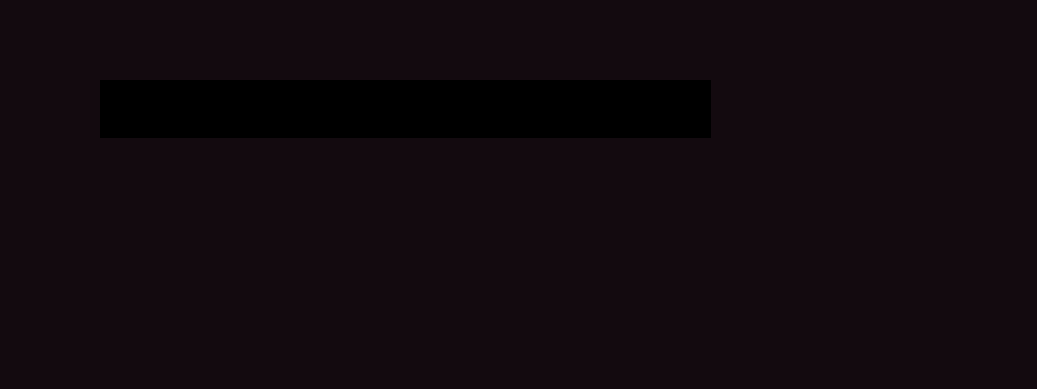
First picture: the form in Dungeoner/Windows/CharacterWindow/characterwindow.ui, repository Denis-Igorevich-Frolov/Dungeoner-on-QT, before the edit.
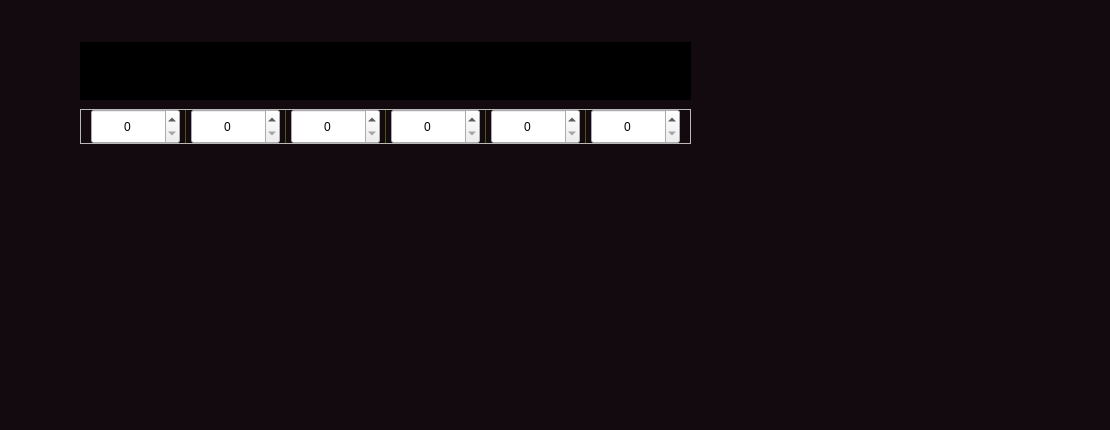
Second picture: the form after the edit. Custom widgets are drawn as their Qt base class.

Patch:
```diff
--- a/Dungeoner/Windows/CharacterWindow/characterwindow.ui
+++ b/Dungeoner/Windows/CharacterWindow/characterwindow.ui
@@ -6,24 +6,50 @@
    <rect>
     <x>0</x>
     <y>0</y>
-    <width>1037</width>
-    <height>389</height>
+    <width>1110</width>
+    <height>430</height>
    </rect>
   </property>
   <property name="windowTitle">
    <string>Form</string>
   </property>
   <property name="styleSheet">
-   <string notr="true">background: #130a0f;</string>
+   <string notr="true">#CharacterWindow{
+	background: #130a0f;
+}</string>
   </property>
+  <widget class="QWidget" name="verticalLayoutWidget">
+   <property name="geometry">
+    <rect>
+     <x>80</x>
+     <y>40</y>
+     <width>613</width>
+     <height>108</height>
+    </rect>
+   </property>
+   <layout class="QVBoxLayout" name="verticalLayout">
+    <property name="spacing">
+     <number>0</number>
+    </property>
+    <item>
   <widget class="QFrame" name="PrimarySkillSignatures">
-   <property name="geometry">
-    <rect>
-     <x>100</x>
-     <y>80</y>
+      <property name="sizePolicy">
+       <sizepolicy hsizetype="Fixed" vsizetype="Fixed">
+        <horstretch>0</horstretch>
+        <verstretch>0</verstretch>
+       </sizepolicy>
+      </property>
+      <property name="minimumSize">
+       <size>
      <width>611</width>
      <height>58</height>
-    </rect>
+       </size>
+      </property>
+      <property name="maximumSize">
+       <size>
+        <width>611</width>
+        <height>58</height>
+       </size>
    </property>
    <property name="frameShape">
     <enum>QFrame::StyledPanel</enum>
@@ -232,9 +258,572 @@
      <string notr="true">background: black;</string>
     </property>
     <property name="Text" stdset="0">
-     <string>NON</string>
-    </property>
-   </widget>
+        <string>ВОЛЯ</string>
+       </property>
+      </widget>
+     </widget>
+    </item>
+    <item>
+     <spacer name="verticalSpacer">
+      <property name="orientation">
+       <enum>Qt::Vertical</enum>
+      </property>
+      <property name="sizeType">
+       <enum>QSizePolicy::Fixed</enum>
+      </property>
+      <property name="sizeHint" stdset="0">
+       <size>
+        <width>0</width>
+        <height>7</height>
+       </size>
+      </property>
+     </spacer>
+    </item>
+    <item>
+     <widget class="QFrame" name="ValuesPanel">
+      <property name="sizePolicy">
+       <sizepolicy hsizetype="Fixed" vsizetype="Fixed">
+        <horstretch>0</horstretch>
+        <verstretch>0</verstretch>
+       </sizepolicy>
+      </property>
+      <property name="minimumSize">
+       <size>
+        <width>611</width>
+        <height>35</height>
+       </size>
+      </property>
+      <property name="maximumSize">
+       <size>
+        <width>611</width>
+        <height>35</height>
+       </size>
+      </property>
+      <property name="frameShape">
+       <enum>QFrame::StyledPanel</enum>
+      </property>
+      <property name="frameShadow">
+       <enum>QFrame::Raised</enum>
+      </property>
+      <widget class="QFrame" name="PrimarySkillValues">
+       <property name="geometry">
+        <rect>
+         <x>0</x>
+         <y>0</y>
+         <width>611</width>
+         <height>35</height>
+        </rect>
+       </property>
+       <property name="sizePolicy">
+        <sizepolicy hsizetype="Preferred" vsizetype="Fixed">
+         <horstretch>0</horstretch>
+         <verstretch>0</verstretch>
+        </sizepolicy>
+       </property>
+       <property name="minimumSize">
+        <size>
+         <width>0</width>
+         <height>35</height>
+        </size>
+       </property>
+       <property name="maximumSize">
+        <size>
+         <width>16777215</width>
+         <height>35</height>
+        </size>
+       </property>
+       <property name="frameShape">
+        <enum>QFrame::StyledPanel</enum>
+       </property>
+       <property name="frameShadow">
+        <enum>QFrame::Raised</enum>
+       </property>
+       <widget class="QSpinBox" name="StrengthValue">
+        <property name="geometry">
+         <rect>
+          <x>11</x>
+          <y>0</y>
+          <width>89</width>
+          <height>35</height>
+         </rect>
+        </property>
+        <property name="sizePolicy">
+         <sizepolicy hsizetype="Fixed" vsizetype="Fixed">
+          <horstretch>0</horstretch>
+          <verstretch>0</verstretch>
+         </sizepolicy>
+        </property>
+        <property name="minimumSize">
+         <size>
+          <width>89</width>
+          <height>35</height>
+         </size>
+        </property>
+        <property name="maximumSize">
+         <size>
+          <width>89</width>
+          <height>35</height>
+         </size>
+        </property>
+        <property name="cursor">
+         <cursorShape>IBeamCursor</cursorShape>
+        </property>
+        <property name="layoutDirection">
+         <enum>Qt::LeftToRight</enum>
+        </property>
+        <property name="styleSheet">
+         <string notr="true"/>
+        </property>
+        <property name="alignment">
+         <set>Qt::AlignCenter</set>
+        </property>
+        <property name="maximum">
+         <number>999999</number>
+        </property>
+        <property name="fontSize" stdset="0">
+         <number>28</number>
+        </property>
+       </widget>
+       <widget class="QSpinBox" name="AgilityValue">
+        <property name="geometry">
+         <rect>
+          <x>111</x>
+          <y>0</y>
+          <width>89</width>
+          <height>35</height>
+         </rect>
+        </property>
+        <property name="sizePolicy">
+         <sizepolicy hsizetype="Fixed" vsizetype="Fixed">
+          <horstretch>0</horstretch>
+          <verstretch>0</verstretch>
+         </sizepolicy>
+        </property>
+        <property name="minimumSize">
+         <size>
+          <width>89</width>
+          <height>35</height>
+         </size>
+        </property>
+        <property name="maximumSize">
+         <size>
+          <width>89</width>
+          <height>35</height>
+         </size>
+        </property>
+        <property name="cursor">
+         <cursorShape>IBeamCursor</cursorShape>
+        </property>
+        <property name="layoutDirection">
+         <enum>Qt::LeftToRight</enum>
+        </property>
+        <property name="styleSheet">
+         <string notr="true"/>
+        </property>
+        <property name="alignment">
+         <set>Qt::AlignCenter</set>
+        </property>
+        <property name="maximum">
+         <number>999999</number>
+        </property>
+        <property name="fontSize" stdset="0">
+         <number>28</number>
+        </property>
+       </widget>
+       <widget class="QSpinBox" name="IntelligenceValue">
+        <property name="geometry">
+         <rect>
+          <x>211</x>
+          <y>0</y>
+          <width>89</width>
+          <height>35</height>
+         </rect>
+        </property>
+        <property name="sizePolicy">
+         <sizepolicy hsizetype="Fixed" vsizetype="Fixed">
+          <horstretch>0</horstretch>
+          <verstretch>0</verstretch>
+         </sizepolicy>
+        </property>
+        <property name="minimumSize">
+         <size>
+          <width>89</width>
+          <height>35</height>
+         </size>
+        </property>
+        <property name="maximumSize">
+         <size>
+          <width>89</width>
+          <height>35</height>
+         </size>
+        </property>
+        <property name="cursor">
+         <cursorShape>IBeamCursor</cursorShape>
+        </property>
+        <property name="layoutDirection">
+         <enum>Qt::LeftToRight</enum>
+        </property>
+        <property name="styleSheet">
+         <string notr="true"/>
+        </property>
+        <property name="alignment">
+         <set>Qt::AlignCenter</set>
+        </property>
+        <property name="maximum">
+         <number>999999</number>
+        </property>
+        <property name="fontSize" stdset="0">
+         <number>28</number>
+        </property>
+       </widget>
+       <widget class="QSpinBox" name="MagicValue">
+        <property name="geometry">
+         <rect>
+          <x>311</x>
+          <y>0</y>
+          <width>89</width>
+          <height>35</height>
+         </rect>
+        </property>
+        <property name="sizePolicy">
+         <sizepolicy hsizetype="Fixed" vsizetype="Fixed">
+          <horstretch>0</horstretch>
+          <verstretch>0</verstretch>
+         </sizepolicy>
+        </property>
+        <property name="minimumSize">
+         <size>
+          <width>89</width>
+          <height>35</height>
+         </size>
+        </property>
+        <property name="maximumSize">
+         <size>
+          <width>89</width>
+          <height>35</height>
+         </size>
+        </property>
+        <property name="cursor">
+         <cursorShape>IBeamCursor</cursorShape>
+        </property>
+        <property name="layoutDirection">
+         <enum>Qt::LeftToRight</enum>
+        </property>
+        <property name="styleSheet">
+         <string notr="true"/>
+        </property>
+        <property name="alignment">
+         <set>Qt::AlignCenter</set>
+        </property>
+        <property name="maximum">
+         <number>999999</number>
+        </property>
+        <property name="fontSize" stdset="0">
+         <number>28</number>
+        </property>
+       </widget>
+       <widget class="QSpinBox" name="BodyTypeValue">
+        <property name="geometry">
+         <rect>
+          <x>411</x>
+          <y>0</y>
+          <width>89</width>
+          <height>35</height>
+         </rect>
+        </property>
+        <property name="sizePolicy">
+         <sizepolicy hsizetype="Fixed" vsizetype="Fixed">
+          <horstretch>0</horstretch>
+          <verstretch>0</verstretch>
+         </sizepolicy>
+        </property>
+        <property name="minimumSize">
+         <size>
+          <width>89</width>
+          <height>35</height>
+         </size>
+        </property>
+        <property name="maximumSize">
+         <size>
+          <width>89</width>
+          <height>35</height>
+         </size>
+        </property>
+        <property name="cursor">
+         <cursorShape>IBeamCursor</cursorShape>
+        </property>
+        <property name="layoutDirection">
+         <enum>Qt::LeftToRight</enum>
+        </property>
+        <property name="styleSheet">
+         <string notr="true"/>
+        </property>
+        <property name="alignment">
+         <set>Qt::AlignCenter</set>
+        </property>
+        <property name="maximum">
+         <number>999999</number>
+        </property>
+        <property name="fontSize" stdset="0">
+         <number>28</number>
+        </property>
+       </widget>
+       <widget class="QSpinBox" name="WillValue">
+        <property name="geometry">
+         <rect>
+          <x>511</x>
+          <y>0</y>
+          <width>89</width>
+          <height>35</height>
+         </rect>
+        </property>
+        <property name="sizePolicy">
+         <sizepolicy hsizetype="Fixed" vsizetype="Fixed">
+          <horstretch>0</horstretch>
+          <verstretch>0</verstretch>
+         </sizepolicy>
+        </property>
+        <property name="minimumSize">
+         <size>
+          <width>89</width>
+          <height>35</height>
+         </size>
+        </property>
+        <property name="maximumSize">
+         <size>
+          <width>89</width>
+          <height>35</height>
+         </size>
+        </property>
+        <property name="cursor">
+         <cursorShape>IBeamCursor</cursorShape>
+        </property>
+        <property name="layoutDirection">
+         <enum>Qt::LeftToRight</enum>
+        </property>
+        <property name="styleSheet">
+         <string notr="true"/>
+        </property>
+        <property name="alignment">
+         <set>Qt::AlignCenter</set>
+        </property>
+        <property name="maximum">
+         <number>999999</number>
+        </property>
+        <property name="fontSize" stdset="0">
+         <number>28</number>
+        </property>
+       </widget>
+      </widget>
+      <widget class="QFrame" name="Separators">
+       <property name="geometry">
+        <rect>
+         <x>0</x>
+         <y>0</y>
+         <width>611</width>
+         <height>41</height>
+        </rect>
+       </property>
+       <property name="sizePolicy">
+        <sizepolicy hsizetype="Fixed" vsizetype="Fixed">
+         <horstretch>0</horstretch>
+         <verstretch>0</verstretch>
+        </sizepolicy>
+       </property>
+       <property name="minimumSize">
+        <size>
+         <width>611</width>
+         <height>35</height>
+        </size>
+       </property>
+       <property name="maximumSize">
+        <size>
+         <width>611</width>
+         <height>35</height>
+        </size>
+       </property>
+       <property name="frameShape">
+        <enum>QFrame::StyledPanel</enum>
+       </property>
+       <property name="frameShadow">
+        <enum>QFrame::Raised</enum>
+       </property>
+       <widget class="QLabel" name="Separator4">
+        <property name="geometry">
+         <rect>
+          <x>405</x>
+          <y>0</y>
+          <width>1</width>
+          <height>35</height>
+         </rect>
+        </property>
+        <property name="sizePolicy">
+         <sizepolicy hsizetype="Fixed" vsizetype="Fixed">
+          <horstretch>0</horstretch>
+          <verstretch>0</verstretch>
+         </sizepolicy>
+        </property>
+        <property name="minimumSize">
+         <size>
+          <width>1</width>
+          <height>35</height>
+         </size>
+        </property>
+        <property name="maximumSize">
+         <size>
+          <width>1</width>
+          <height>35</height>
+         </size>
+        </property>
+        <property name="styleSheet">
+         <string notr="true">background:  #50541a;</string>
+        </property>
+        <property name="text">
+         <string/>
+        </property>
+       </widget>
+       <widget class="QLabel" name="Separator1">
+        <property name="geometry">
+         <rect>
+          <x>105</x>
+          <y>0</y>
+          <width>1</width>
+          <height>35</height>
+         </rect>
+        </property>
+        <property name="sizePolicy">
+         <sizepolicy hsizetype="Fixed" vsizetype="Fixed">
+          <horstretch>0</horstretch>
+          <verstretch>0</verstretch>
+         </sizepolicy>
+        </property>
+        <property name="minimumSize">
+         <size>
+          <width>1</width>
+          <height>35</height>
+         </size>
+        </property>
+        <property name="maximumSize">
+         <size>
+          <width>1</width>
+          <height>35</height>
+         </size>
+        </property>
+        <property name="styleSheet">
+         <string notr="true">background:  #50541a;</string>
+        </property>
+        <property name="text">
+         <string/>
+        </property>
+       </widget>
+       <widget class="QLabel" name="Separator5">
+        <property name="geometry">
+         <rect>
+          <x>505</x>
+          <y>0</y>
+          <width>1</width>
+          <height>35</height>
+         </rect>
+        </property>
+        <property name="sizePolicy">
+         <sizepolicy hsizetype="Fixed" vsizetype="Fixed">
+          <horstretch>0</horstretch>
+          <verstretch>0</verstretch>
+         </sizepolicy>
+        </property>
+        <property name="minimumSize">
+         <size>
+          <width>1</width>
+          <height>35</height>
+         </size>
+        </property>
+        <property name="maximumSize">
+         <size>
+          <width>1</width>
+          <height>35</height>
+         </size>
+        </property>
+        <property name="styleSheet">
+         <string notr="true">background:  #50541a;</string>
+        </property>
+        <property name="text">
+         <string/>
+        </property>
+       </widget>
+       <widget class="QLabel" name="Separator2">
+        <property name="geometry">
+         <rect>
+          <x>205</x>
+          <y>0</y>
+          <width>1</width>
+          <height>35</height>
+         </rect>
+        </property>
+        <property name="sizePolicy">
+         <sizepolicy hsizetype="Fixed" vsizetype="Fixed">
+          <horstretch>0</horstretch>
+          <verstretch>0</verstretch>
+         </sizepolicy>
+        </property>
+        <property name="minimumSize">
+         <size>
+          <width>1</width>
+          <height>35</height>
+         </size>
+        </property>
+        <property name="maximumSize">
+         <size>
+          <width>1</width>
+          <height>35</height>
+         </size>
+        </property>
+        <property name="styleSheet">
+         <string notr="true">background:  #50541a;</string>
+        </property>
+        <property name="text">
+         <string/>
+        </property>
+       </widget>
+       <widget class="QLabel" name="Separator3">
+        <property name="geometry">
+         <rect>
+          <x>305</x>
+          <y>0</y>
+          <width>1</width>
+          <height>35</height>
+         </rect>
+        </property>
+        <property name="sizePolicy">
+         <sizepolicy hsizetype="Fixed" vsizetype="Fixed">
+          <horstretch>0</horstretch>
+          <verstretch>0</verstretch>
+         </sizepolicy>
+        </property>
+        <property name="minimumSize">
+         <size>
+          <width>1</width>
+          <height>35</height>
+         </size>
+        </property>
+        <property name="maximumSize">
+         <size>
+          <width>1</width>
+          <height>35</height>
+         </size>
+        </property>
+        <property name="styleSheet">
+         <string notr="true">background:  #50541a;</string>
+        </property>
+        <property name="text">
+         <string/>
+        </property>
+       </widget>
+      </widget>
+      <zorder>Separators</zorder>
+      <zorder>PrimarySkillValues</zorder>
+     </widget>
+    </item>
+   </layout>
   </widget>
  </widget>
  <customwidgets>
```
Left out of the diff: 13 changed lines with no effect on the pictures. Lines whose indentation alone changed are shown as unchanged.
